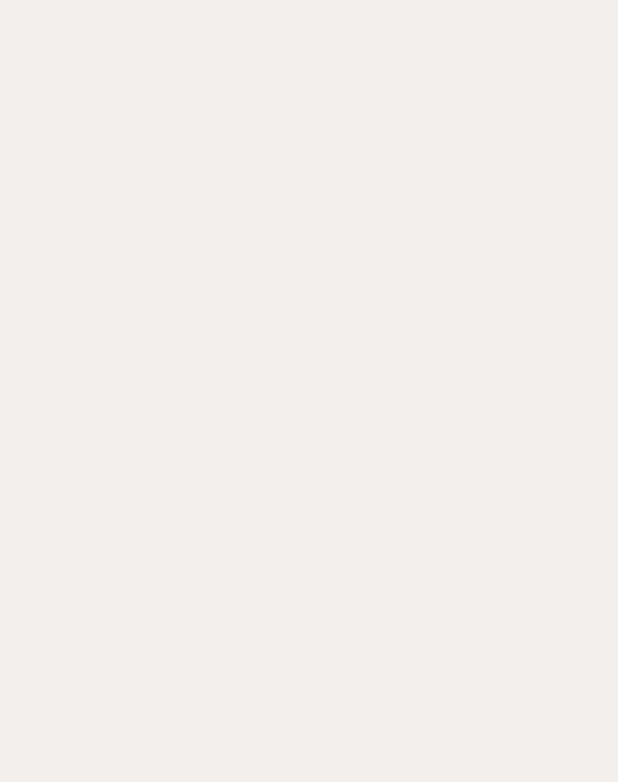
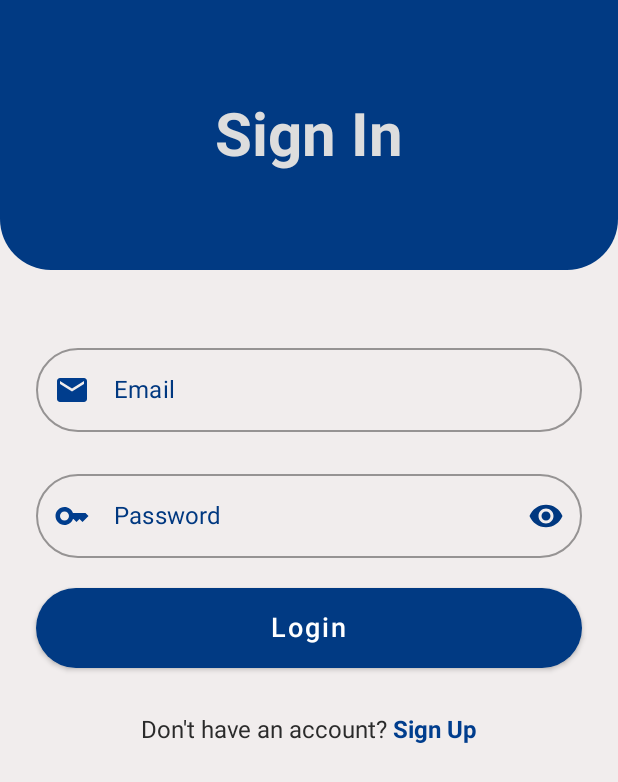
Before and after one commit to jsericksk/Simple-Chat, an Android app built with Jetpack Compose: the screen it shows after launch (MainActivity), on a phone screen of 412 x 824 dp. Before the commit the part shown is empty. Shown: the top 782 px of the screen. Run offline under Robolectric (Android 15) with nearby library versions, the phone set to English and light mode, and no system bars.

Commit message:
feat: LoginScreen basic layout finished

```diff
--- a/app/src/main/java/com/kproject/simplechat/presentation/MainActivity.kt
+++ b/app/src/main/java/com/kproject/simplechat/presentation/MainActivity.kt
@@ -6,10 +6,8 @@ import androidx.activity.compose.setContent
 import androidx.compose.foundation.layout.fillMaxSize
 import androidx.compose.material.MaterialTheme
 import androidx.compose.material.Surface
-import androidx.compose.material.Text
-import androidx.compose.runtime.Composable
 import androidx.compose.ui.Modifier
-import androidx.compose.ui.tooling.preview.Preview
+import com.kproject.simplechat.presentation.screens.authentication.login.LoginScreen
 import com.kproject.simplechat.presentation.theme.SimpleChatTheme
 
 class MainActivity : ComponentActivity() {
@@ -21,7 +19,9 @@ class MainActivity : ComponentActivity() {
                     modifier = Modifier.fillMaxSize(),
                     color = MaterialTheme.colors.background
                 ) {
-
+                    LoginScreen(
+                        onNavigateToSignUpScreen = {}
+                    )
                 }
             }
         }
--- /dev/null
+++ b/app/src/main/java/com/kproject/simplechat/presentation/screens/authentication/components/Button.kt
@@ -0,0 +1,50 @@
+package com.kproject.simplechat.presentation.screens.authentication.components
+
+import android.content.res.Configuration
+import androidx.compose.foundation.layout.Column
+import androidx.compose.foundation.layout.PaddingValues
+import androidx.compose.foundation.layout.fillMaxWidth
+import androidx.compose.foundation.shape.CircleShape
+import androidx.compose.material.Button
+import androidx.compose.material.Text
+import androidx.compose.runtime.Composable
+import androidx.compose.ui.Modifier
+import androidx.compose.ui.graphics.Color
+import androidx.compose.ui.tooling.preview.Preview
+import androidx.compose.ui.unit.dp
+import androidx.compose.ui.unit.sp
+import com.kproject.simplechat.presentation.theme.PreviewTheme
+
+@Composable
+fun Button(
+   modifier: Modifier = Modifier,
+   text: String,
+   onClick: () -> Unit
+) {
+    Button(
+        onClick = onClick,
+        shape = CircleShape,
+        contentPadding = PaddingValues(16.dp),
+        modifier = modifier.fillMaxWidth()
+    ) {
+        Text(
+            text = text,
+            fontSize = 18.sp,
+            color = Color.White
+        )
+    }
+}
+
+@Preview(name = "LightTheme")
+@Preview(name = "DarkTheme", uiMode = Configuration.UI_MODE_NIGHT_YES)
+@Composable
+private fun Preview() {
+    PreviewTheme {
+        Column {
+            Button(
+                text = "Login",
+                onClick = {}
+            )
+        }
+    }
+}
--- a/app/src/main/java/com/kproject/simplechat/presentation/screens/authentication/components/TextField.kt
+++ b/app/src/main/java/com/kproject/simplechat/presentation/screens/authentication/components/TextField.kt
@@ -13,7 +13,6 @@ import androidx.compose.runtime.mutableStateOf
 import androidx.compose.runtime.saveable.rememberSaveable
 import androidx.compose.runtime.setValue
 import androidx.compose.ui.Modifier
-import androidx.compose.ui.graphics.Shape
 import androidx.compose.ui.graphics.vector.ImageVector
 import androidx.compose.ui.res.vectorResource
 import androidx.compose.ui.text.TextStyle
@@ -33,7 +32,6 @@ fun TextField(
     onValueChange: (String) -> Unit,
     hint: String,
     @DrawableRes leadingIcon: Int,
-    shape: Shape = CircleShape,
     keyboardType: KeyboardType = KeyboardType.Text,
     fieldType: FieldType = FieldType.None
 ) {
@@ -44,8 +42,8 @@ fun TextField(
     Column {
         OutlinedTextField(
             value = value,
-            onValueChange = { value ->
-                onValueChange.invoke(value)
+            onValueChange = { newValue ->
+                onValueChange.invoke(newValue)
             },
             textStyle = TextStyle(color = MaterialTheme.colors.TextDefaultColor, fontSize = 18.sp),
             label = {
@@ -71,15 +69,13 @@ fun TextField(
             keyboardOptions = KeyboardOptions(
                 keyboardType = if (passwordVisible) keyboardType else KeyboardType.Password
             ),
-            shape = shape,
+            shape = CircleShape,
             singleLine = true,
-            colors = TextFieldDefaults.textFieldColors(
+            colors = TextFieldDefaults.outlinedTextFieldColors(
                 backgroundColor = MaterialTheme.colors.background,
                 cursorColor = MaterialTheme.colors.primary,
                 leadingIconColor = MaterialTheme.colors.secondary,
                 trailingIconColor = MaterialTheme.colors.onSecondary,
-                focusedIndicatorColor = MaterialTheme.colors.secondary,
-                unfocusedIndicatorColor = MaterialTheme.colors.onSecondary,
                 focusedLabelColor = MaterialTheme.colors.secondary,
                 unfocusedLabelColor = MaterialTheme.colors.onSecondary,
             ),
--- a/app/src/main/java/com/kproject/simplechat/presentation/screens/authentication/login/LoginScreen.kt
+++ b/app/src/main/java/com/kproject/simplechat/presentation/screens/authentication/login/LoginScreen.kt
@@ -1,40 +1,98 @@
 package com.kproject.simplechat.presentation.screens.authentication.login
 
 import android.content.res.Configuration
+import android.util.Log
+import androidx.compose.foundation.background
 import androidx.compose.foundation.layout.*
+import androidx.compose.foundation.shape.CircleShape
+import androidx.compose.foundation.shape.RoundedCornerShape
+import androidx.compose.foundation.text.ClickableText
+import androidx.compose.material.Button
+import androidx.compose.material.ExperimentalMaterialApi
 import androidx.compose.material.MaterialTheme
-import androidx.compose.material.Surface
+import androidx.compose.material.Text
 import androidx.compose.runtime.Composable
+import androidx.compose.ui.Alignment
 import androidx.compose.ui.Modifier
+import androidx.compose.ui.graphics.Color
 import androidx.compose.ui.res.stringResource
+import androidx.compose.ui.text.SpanStyle
+import androidx.compose.ui.text.TextStyle
+import androidx.compose.ui.text.buildAnnotatedString
+import androidx.compose.ui.text.font.FontWeight
 import androidx.compose.ui.text.input.KeyboardType
+import androidx.compose.ui.text.withStyle
 import androidx.compose.ui.tooling.preview.Preview
 import androidx.compose.ui.unit.dp
+import androidx.compose.ui.unit.sp
+import androidx.lifecycle.viewmodel.compose.viewModel
 import com.kproject.simplechat.R
 import com.kproject.simplechat.presentation.screens.authentication.components.FieldType
 import com.kproject.simplechat.presentation.screens.authentication.components.TextField
-import com.kproject.simplechat.presentation.screens.components.AlertDialog
 import com.kproject.simplechat.presentation.theme.PreviewTheme
-import com.kproject.simplechat.presentation.theme.SimpleChatTheme
+import com.kproject.simplechat.presentation.screens.authentication.components.Button
+import com.kproject.simplechat.presentation.theme.TextDefaultColor
 
 @Composable
 fun LoginScreen(
+    onNavigateToSignUpScreen: () -> Unit
+) {
+    val loginViewModel: LoginViewModel = viewModel()
+    val loginUiState = loginViewModel.loginUiState
 
-) {
+    MainContent(
+        loginUiState = loginUiState,
+        onEmailChange = { email ->
+            loginViewModel.onEmailChange(email)
+        },
+        onPasswordChange = { password ->
+            loginViewModel.onPasswordChange(password)
+        },
+        onButtonLoginClick = {
 
+        },
+        onNavigateToSignUpScreen = onNavigateToSignUpScreen
+    )
 }
-
 
 @Composable
 private fun MainContent(
     modifier: Modifier = Modifier,
     loginUiState: LoginUiState,
     onEmailChange: (String) -> Unit,
-    onPasswordChange: (String) -> Unit
+    onPasswordChange: (String) -> Unit,
+    onButtonLoginClick: () -> Unit,
+    onNavigateToSignUpScreen: () -> Unit
 ) {
+    val spacingHeight = 20.dp
+
     Column(
         modifier = modifier
             .fillMaxSize()
+    ) {
+        Box(
+            modifier = Modifier
+                .background(
+                    color = MaterialTheme.colors.primary,
+                    shape = RoundedCornerShape(bottomStart = 34.dp, bottomEnd = 34.dp)
+                )
+                .fillMaxWidth()
+                .height(180.dp)
+        ) {
+            Text(
+                text = stringResource(id = R.string.sign_in),
+                fontSize = 40.sp,
+                fontWeight = FontWeight.Bold,
+                color = Color(0xFFDDDDDD),
+                modifier = Modifier.align(Alignment.Center)
+            )
+        }
+
+        Spacer(Modifier.height(spacingHeight))
+
+        Column(
+            horizontalAlignment = Alignment.CenterHorizontally,
+            modifier = modifier
                 .padding(24.dp)
         ) {
             TextField(
@@ -45,10 +103,10 @@ private fun MainContent(
                 hint = stringResource(id = R.string.email),
                 leadingIcon = R.drawable.ic_email,
                 keyboardType = KeyboardType.Email,
-            fieldType = FieldType.Email
+                fieldType = FieldType.Email,
             )
 
-        Spacer(Modifier.height(8.dp))
+            Spacer(Modifier.height(spacingHeight))
 
             TextField(
                 value = loginUiState.password,
@@ -58,12 +116,54 @@ private fun MainContent(
                 hint = stringResource(id = R.string.password),
                 leadingIcon = R.drawable.ic_key,
                 keyboardType = KeyboardType.Password,
-            fieldType = FieldType.Password
+                fieldType = FieldType.Password,
             )
 
+            Spacer(Modifier.height(spacingHeight))
+
+            Button(
+                text = stringResource(id = R.string.login),
+                onClick = onButtonLoginClick
+            )
+
+            Spacer(Modifier.height(32.dp))
+
+            SignUpText(onNavigateToSignUpScreen = onNavigateToSignUpScreen)
+        }
     }
 }
 
+@Composable
+private fun SignUpText(onNavigateToSignUpScreen: () -> Unit) {
+    val tag = "Sign Up"
+    val annotatedText = buildAnnotatedString {
+        append(stringResource(id = R.string.dont_have_an_account) + " ")
+        pushStringAnnotation(
+            tag =tag,
+            annotation = "https://developer.android.com"
+        )
+        withStyle(
+            style = SpanStyle(color = MaterialTheme.colors.secondary, fontWeight = FontWeight.Bold)
+        ) {
+            append(stringResource(id = R.string.sign_up))
+        }
+        pop()
+    }
+
+    ClickableText(
+        text = annotatedText,
+        style = TextStyle(
+            color = MaterialTheme.colors.TextDefaultColor, fontSize = 16.sp
+        ),
+        onClick = { offset ->
+            annotatedText.getStringAnnotations(
+                tag = tag, start = offset, end = offset
+            ).firstOrNull()?.let { annotation ->
+                onNavigateToSignUpScreen()
+            }
+        }
+    )
+}
 
 @Preview(showSystemUi = true, name = "LightTheme")
 @Preview(showSystemUi = true, name = "DarkTheme", uiMode = Configuration.UI_MODE_NIGHT_YES)
@@ -74,7 +174,9 @@ private fun Preview() {
         MainContent(
             loginUiState = loginUiState,
             onEmailChange = {},
-            onPasswordChange = {}
+            onPasswordChange = {},
+            onButtonLoginClick = {},
+            onNavigateToSignUpScreen = {}
         )
     }
 }
```
Lines whose indentation alone changed are shown as unchanged.
